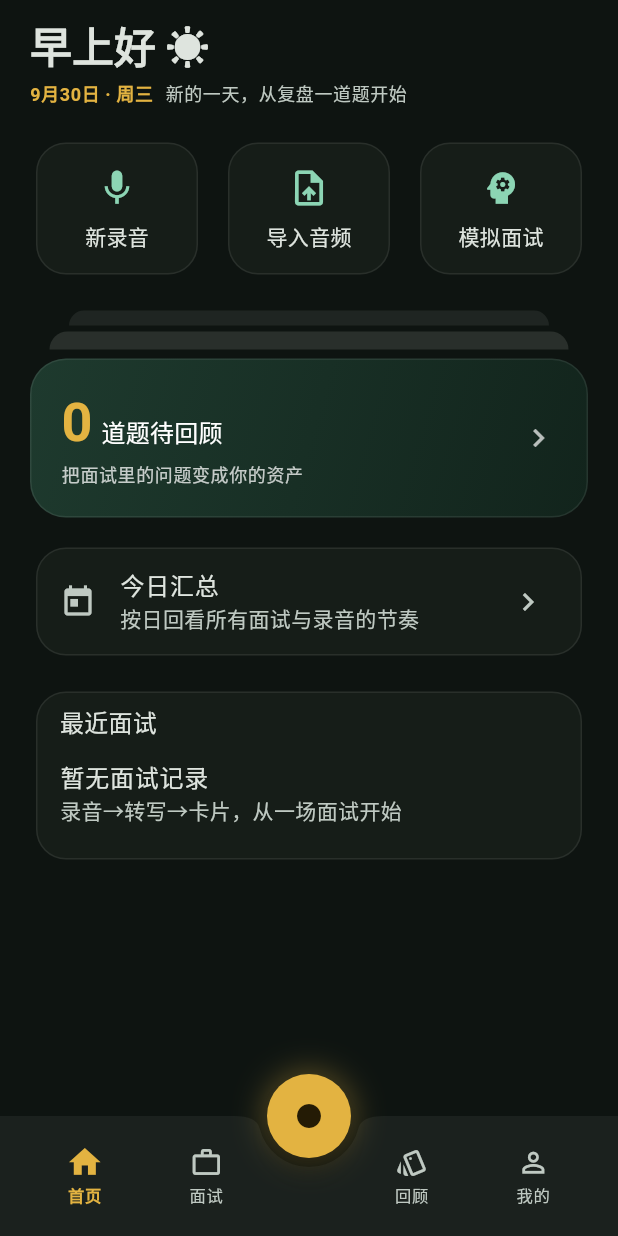
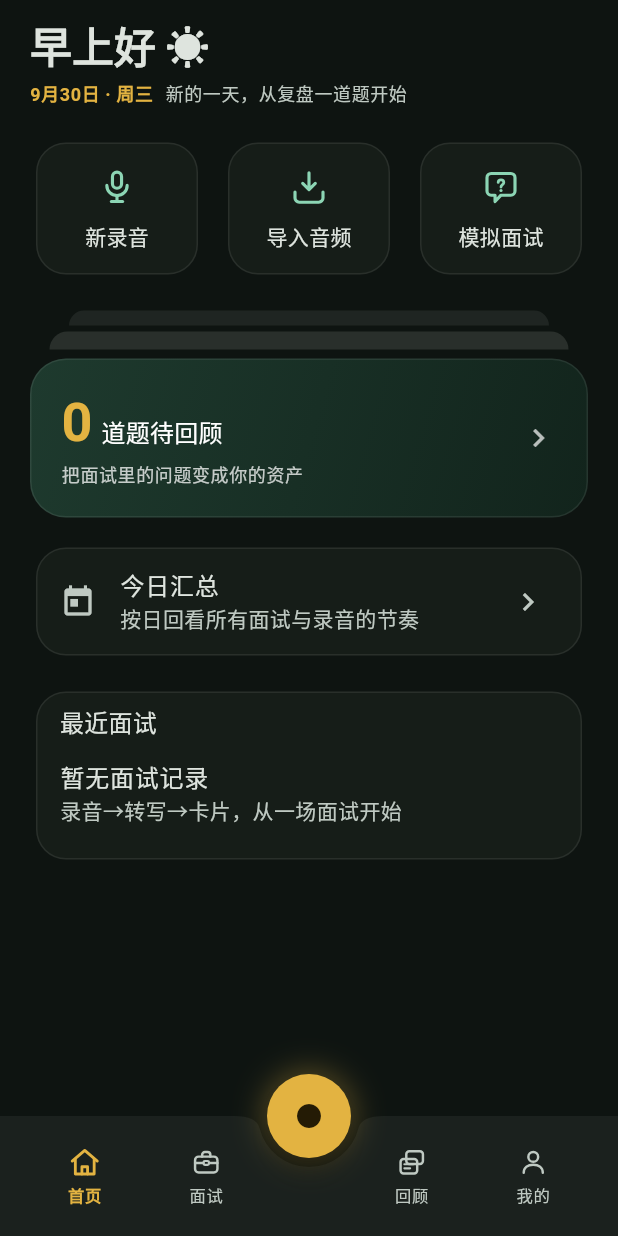
Before and after one commit to MaoXinze/InterviewVault, a Flutter app: the screen it shows after launch, on a phone screen of 412 x 824 dp. Run offline on Flutter 3.47's test engine with Material 3 defaults, Android fonts, the phone set to English and light mode, and no system bars; our stand-ins replace clock, dio, drift, drift_flutter, file_picker, flutter_riverpod and 5 more; missing offline and left inert: record, syncfusion_flutter_pdf, whisper_ggml; accounts and stored records are empty; generated files the repository leaves out were written again.

Commit message:
品牌图标: 自绘24px线稿SVG 7枚(底栏nav_home/nav_interviews/nav_review/nav_me + 首页快捷qa_mic/qa_import/qa_mock) + BrandIcon组件(srcIn随主题着色) 替换底栏与首页快捷入口的Material图标 线条圆润统一成套; pubspec登记assets/icons; 测试新增品牌图标回归(7资产+渲染着色)

```diff
--- a/interview_vault/lib/core/router.dart
+++ b/interview_vault/lib/core/router.dart
@@ -21,6 +21,7 @@ import '../features/settings/presentation/settings_page.dart';
 import '../features/transcription/presentation/model_manage_page.dart';
 import 'motion.dart';
 import 'theme.dart';
+import 'widgets/brand_icon.dart';
 import 'widgets/motion.dart';
 
 /// 四 Tab + 中央 ⏺（AGENTS 命名铁律：首页 / 面试 / ⏺ / 回顾 / 我的）。
@@ -187,16 +188,14 @@ class AppShell extends StatelessWidget {
           children: [
             _TabItem(
               key: const Key('tab_home'),
-              icon: Icons.home_outlined,
-              activeIcon: Icons.home,
+              icon: 'nav_home',
               label: '首页',
               selected: navigationShell.currentIndex == 0,
               onTap: () => _goBranch(0),
             ),
             _TabItem(
               key: const Key('tab_interviews'),
-              icon: Icons.work_outline,
-              activeIcon: Icons.work,
+              icon: 'nav_interviews',
               label: '面试',
               selected: navigationShell.currentIndex == 1,
               onTap: () => _goBranch(1),
@@ -204,16 +203,14 @@ class AppShell extends StatelessWidget {
             const SizedBox(width: 56),
             _TabItem(
               key: const Key('tab_review'),
-              icon: Icons.style_outlined,
-              activeIcon: Icons.style,
+              icon: 'nav_review',
               label: '回顾',
               selected: navigationShell.currentIndex == 2,
               onTap: () => _goBranch(2),
             ),
             _TabItem(
               key: const Key('tab_settings'),
-              icon: Icons.person_outline,
-              activeIcon: Icons.person,
+              icon: 'nav_me',
               label: '我的',
               selected: navigationShell.currentIndex == 3,
               onTap: () => _goBranch(3),
@@ -229,14 +226,13 @@ class _TabItem extends StatelessWidget {
   const _TabItem({
     super.key,
     required this.icon,
-    required this.activeIcon,
     required this.label,
     required this.selected,
     required this.onTap,
   });
 
-  final IconData icon;
-  final IconData activeIcon;
+  /// 品牌线稿图标资产名（assets/icons/，BrandIcon 渲染）
+  final String icon;
   final String label;
   final bool selected;
   final VoidCallback onTap;
@@ -265,8 +261,7 @@ class _TabItem extends StatelessWidget {
                   scale: selected ? 1.15 : 1.0,
                   duration: Motion.fast,
                   curve: selected ? Motion.spring : Motion.emphasized,
-                  child: Icon(selected ? activeIcon : icon,
-                      color: color, size: 24),
+                  child: BrandIcon(icon, color: color, size: 24),
                 ),
                 const SizedBox(height: 4),
                 Text(
--- /dev/null
+++ b/interview_vault/lib/core/widgets/brand_icon.dart
@@ -0,0 +1,31 @@
+import 'package:flutter/material.dart';
+import 'package:flutter_svg/flutter_svg.dart';
+
+/// 品牌线稿图标（assets/icons/，单色绘制，随主题着色）。
+///
+/// 与 Material 图标相比线条更圆润统一，是底栏与首页快捷入口的签名视觉。
+/// 资产以 #000 描边绘制，经 [BlendMode.srcIn] 整体着色为传入色。
+class BrandIcon extends StatelessWidget {
+  const BrandIcon(this.name, {super.key, this.size = 24, this.color});
+
+  /// 资产名（不含 assets/icons/ 前缀与 .svg 后缀），如 'nav_home'
+  final String name;
+
+  final double size;
+
+  /// 着色；null 时按资产原色渲染
+  final Color? color;
+
+  @override
+  Widget build(BuildContext context) {
+    final filter = color == null
+        ? null
+        : ColorFilter.mode(color!, BlendMode.srcIn);
+    return SvgPicture.asset(
+      'assets/icons/$name.svg',
+      width: size,
+      height: size,
+      colorFilter: filter,
+    );
+  }
+}
--- a/interview_vault/lib/features/home/presentation/home_page.dart
+++ b/interview_vault/lib/features/home/presentation/home_page.dart
@@ -4,6 +4,7 @@ import 'package:go_router/go_router.dart';
 
 import '../../../core/providers.dart';
 import '../../../core/theme.dart';
+import '../../../core/widgets/brand_icon.dart';
 import '../../../core/widgets/motion.dart';
 import '../../mock/presentation/mock_setup_page.dart';
 
@@ -31,19 +32,19 @@ class HomePage extends ConsumerWidget {
               child: Row(
                 children: [
                   _QuickAction(
-                    icon: Icons.mic,
+                    icon: 'qa_mic',
                     label: '新录音',
                     onTap: () => context.push('/record'),
                   ),
                   const SizedBox(width: 12),
                   _QuickAction(
-                    icon: Icons.upload_file,
+                    icon: 'qa_import',
                     label: '导入音频',
                     onTap: () => context.push('/import'),
                   ),
                   const SizedBox(width: 12),
                   _QuickAction(
-                    icon: Icons.psychology,
+                    icon: 'qa_mock',
                     label: '模拟面试',
                     onTap: () =>
                         MockSetupPage.enterMockInterview(context, ref),
@@ -275,7 +276,8 @@ class _QuickAction extends StatelessWidget {
     required this.onTap,
   });
 
-  final IconData icon;
+  /// 品牌线稿图标资产名（assets/icons/）
+  final String icon;
   final String label;
   final VoidCallback onTap;
 
@@ -292,7 +294,7 @@ class _QuickAction extends StatelessWidget {
               padding: const EdgeInsets.symmetric(vertical: 16),
               child: Column(
                 children: [
-                  Icon(icon, color: colorScheme.primary, size: 28),
+                  BrandIcon(icon, color: colorScheme.primary, size: 28),
                   const SizedBox(height: 8),
                   Text(label, style: Theme.of(context).textTheme.bodyMedium),
                 ],
--- a/interview_vault/pubspec.yaml
+++ b/interview_vault/pubspec.yaml
@@ -111,6 +111,7 @@ flutter:
   assets:
     # 鎏金单色线稿插画（本地资产，离线可用；CardIllustration 着色渲染）
     - assets/illustrations/
+    - assets/icons/
 
   # An image asset can refer to one or more resolution-specific "variants", see
   # https://flutter.dev/to/resolution-aware-images
```
Also changed, not shown: interview_vault/assets/icons/nav_home.svg (added), interview_vault/assets/icons/nav_interviews.svg (added), interview_vault/assets/icons/nav_me.svg (added), interview_vault/assets/icons/nav_review.svg (added), interview_vault/assets/icons/qa_import.svg (added), interview_vault/assets/icons/qa_mic.svg (added), interview_vault/assets/icons/qa_mock.svg (added), 1 other file.
